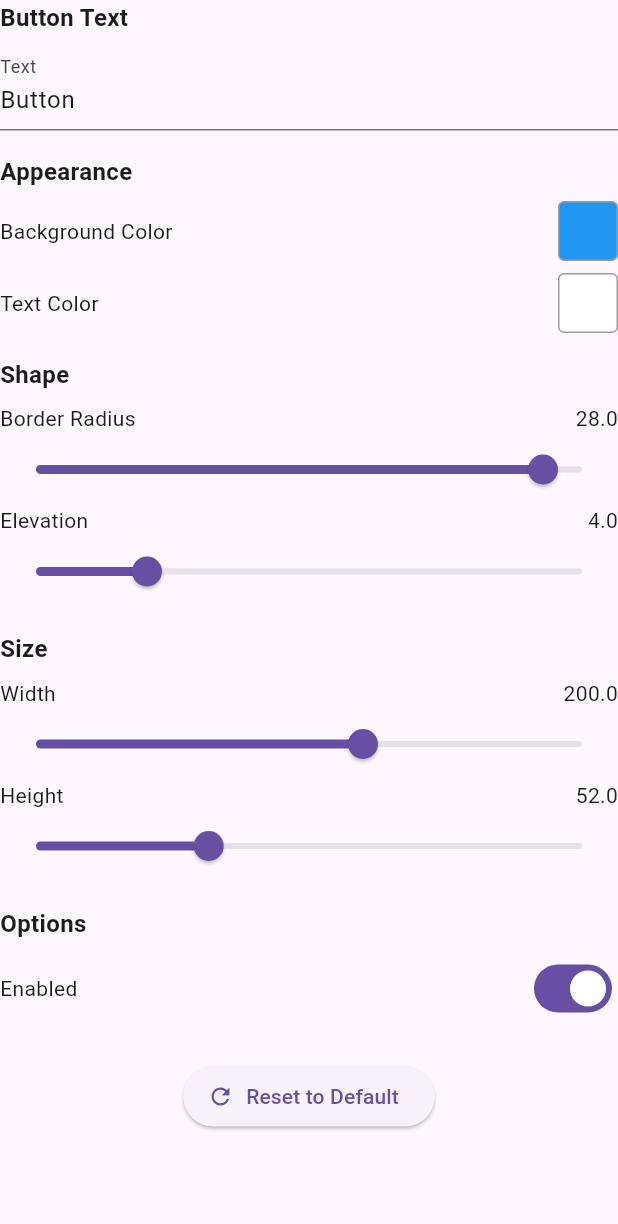
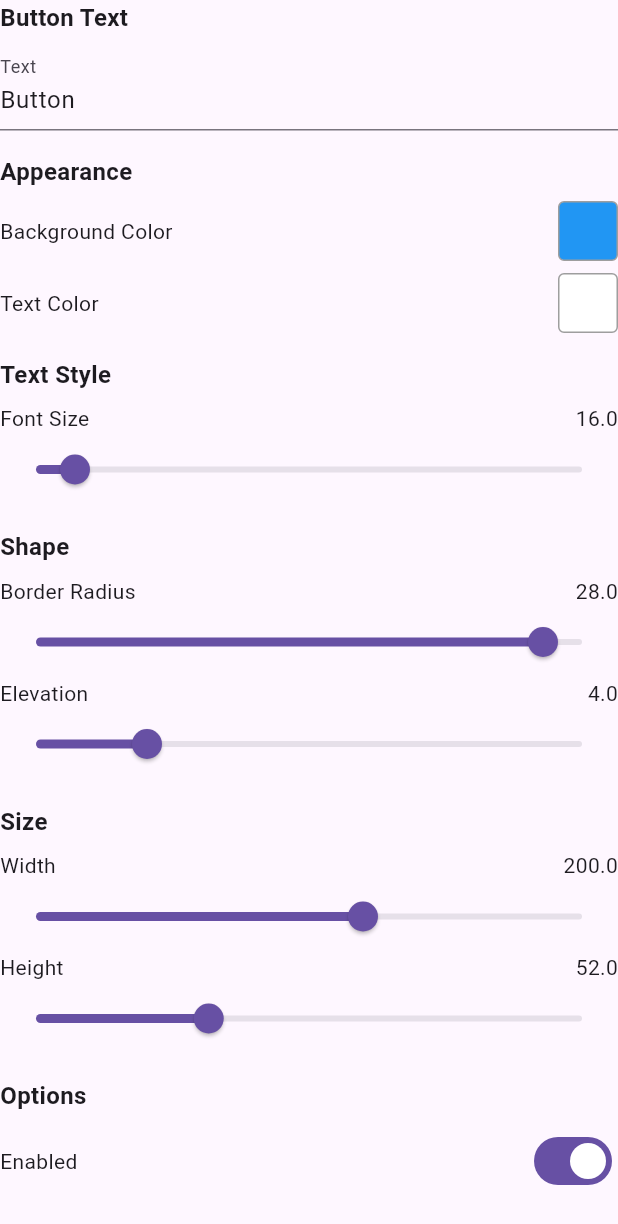
Before and after one commit to mohammadaminiaf/flutter_codes, a Flutter app: the ButtonCustomizationPanelRiverpod widget shown alone on an empty page, opened directly with sample values from the repository, on a phone screen of 412 x 824 dp. Shown: the top 1224 px of the screen. Run offline on Flutter 3.47's test engine with Material 3 defaults, Android fonts, the phone set to English and light mode, and no system bars; our stand-ins replace flutter_highlight, flutter_hooks, flutter_riverpod, google_fonts.

Commit message:
Added font size property to button customization

```diff
--- a/lib/models/component_model.dart
+++ b/lib/models/component_model.dart
@@ -72,6 +72,10 @@ final List<ComponentModel> components = [
         elevation: model?.elevation ?? 4.0,
         width: model?.width ?? 200.0,
         height: model?.height ?? 52.0,
+        textStyle: TextStyle(
+          fontSize: model?.fontSize ?? 16.0,
+          fontWeight: FontWeight.w600,
+        ),
         onPressed: model?.enabled == false ? null : () {},
       );
     },
--- a/lib/models/customization_models/button_customization_model.dart
+++ b/lib/models/customization_models/button_customization_model.dart
@@ -7,6 +7,7 @@ class ButtonCustomizationModel extends CustomizationModel {
   String text;
   Color backgroundColor;
   Color textColor;
+  final double fontSize;
   double borderRadius;
   bool isLoading;
   bool isOutlined;
@@ -19,6 +20,7 @@ class ButtonCustomizationModel extends CustomizationModel {
     this.text = 'Button',
     this.backgroundColor = Colors.blue,
     this.textColor = Colors.white,
+    this.fontSize = 16.0,
     this.borderRadius = 28.0,
     this.isLoading = false,
     this.isOutlined = false,
@@ -34,6 +36,7 @@ class ButtonCustomizationModel extends CustomizationModel {
       'text': text,
       'backgroundColor': backgroundColor.r,
       'textColor': textColor.r,
+      'fontSize': fontSize,
       'borderRadius': borderRadius,
       'isLoading': isLoading,
       'isOutlined': isOutlined,
@@ -50,6 +53,7 @@ class ButtonCustomizationModel extends CustomizationModel {
       text: map['text'] ?? 'Button',
       backgroundColor: Color(map['backgroundColor'] ?? Colors.blue.r),
       textColor: Color(map['textColor'] ?? Colors.white.r),
+      fontSize: map['fontSize'] ?? 16.0,
       borderRadius: map['borderRadius'] ?? 28.0,
       isLoading: map['isLoading'] ?? false,
       isOutlined: map['isOutlined'] ?? false,
@@ -64,6 +68,7 @@ class ButtonCustomizationModel extends CustomizationModel {
     String? text,
     Color? backgroundColor,
     Color? textColor,
+    double? fontSize,
     double? borderRadius,
     bool? isLoading,
     bool? isOutlined,
@@ -76,6 +81,7 @@ class ButtonCustomizationModel extends CustomizationModel {
       text: text ?? this.text,
       backgroundColor: backgroundColor ?? this.backgroundColor,
       textColor: textColor ?? this.textColor,
+      fontSize: fontSize ?? this.fontSize,
       borderRadius: borderRadius ?? this.borderRadius,
       isLoading: isLoading ?? this.isLoading,
       isOutlined: isOutlined ?? this.isOutlined,
--- /dev/null
+++ b/lib/providers/customization_provider/customization_state.dart
@@ -0,0 +1,34 @@
+part of 'customization_provider.dart';
+
+/// State class to hold all component customizations
+class CustomizationState {
+  final Map<String, CustomizationModel?> customizations;
+
+  CustomizationState({required this.customizations});
+
+  /// Create an empty state
+  CustomizationState.empty() : customizations = {};
+
+  /// Create a copy of the state with updated customization for a specific component
+  CustomizationState copyWith({
+    String? componentId,
+    CustomizationModel? customization,
+  }) {
+    if (componentId == null) {
+      return this;
+    }
+
+    final newCustomizations = Map<String, CustomizationModel?>.from(customizations);
+    newCustomizations[componentId] = customization;
+
+    return CustomizationState(customizations: newCustomizations);
+  }
+
+  /// Reset a specific component's customization
+  CustomizationState resetComponent(String componentId, CustomizationModel? defaultCustomization) {
+    final newCustomizations = Map<String, CustomizationModel?>.from(customizations);
+    newCustomizations[componentId] = defaultCustomization;
+
+    return CustomizationState(customizations: newCustomizations);
+  }
+}
--- a/lib/widgets/component_preview_riverpod.dart
+++ b/lib/widgets/component_preview_riverpod.dart
@@ -2,7 +2,7 @@ import 'package:flutter/material.dart';
 import 'package:flutter_riverpod/flutter_riverpod.dart';
 
 import '../models/component_model.dart';
-import '../providers/customization_provider.dart';
+import '../providers/customization_provider/customization_provider.dart';
 
 class ComponentPreviewRiverpod extends ConsumerWidget {
   final ComponentModel component;
--- a/lib/widgets/customization/button_customization_panel_riverpod.dart
+++ b/lib/widgets/customization/button_customization_panel_riverpod.dart
@@ -1,9 +1,10 @@
 import 'package:flutter/material.dart';
 import 'package:flutter_riverpod/flutter_riverpod.dart';
+import 'package:flutter_hooks/flutter_hooks.dart';
 
 import '/models/component_model.dart';
 import '/models/customization_models/button_customization_model.dart';
-import '/providers/customization_provider.dart';
+import '../../providers/customization_provider/customization_provider.dart';
 import 'common/section_title.dart';
 import 'common/color_picker_field.dart';
 import 'common/custom_slider.dart';
@@ -11,18 +12,22 @@ import 'common/custom_switch.dart';
 import 'common/reset_button.dart';
 
 /// Panel for customizing button components using Riverpod
-class ButtonCustomizationPanelRiverpod extends ConsumerWidget {
+class ButtonCustomizationPanelRiverpod extends HookWidget {
   final ComponentModel component;
   final ButtonCustomizationModel model;
 
   const ButtonCustomizationPanelRiverpod({
     super.key,
     required this.component,
-    required this.model
+    required this.model,
   });
 
   @override
-  Widget build(BuildContext context, WidgetRef ref) {
+  Widget build(BuildContext context) {
+    final textController = useTextEditingController(text: model.text);
+
+    return Consumer(
+      builder: (context, ref, child) {
         final notifier = ref.read(customizationProvider.notifier);
 
         return SingleChildScrollView(
@@ -30,12 +35,15 @@ class ButtonCustomizationPanelRiverpod extends ConsumerWidget {
             crossAxisAlignment: CrossAxisAlignment.start,
             children: [
               const SectionTitle(title: 'Button Text'),
-          TextField(
+              TextFormField(
                 decoration: const InputDecoration(labelText: 'Text'),
-            controller: TextEditingController(text: model.text),
+                controller: textController,
                 onChanged: (value) {
                   final updatedModel = model.copyWith(text: value);
-              notifier.updateComponentCustomization(component.id, updatedModel);
+                  notifier.updateComponentCustomization(
+                    component.id,
+                    updatedModel,
+                  );
                 },
               ),
               const SizedBox(height: 16),
@@ -46,7 +54,10 @@ class ButtonCustomizationPanelRiverpod extends ConsumerWidget {
                 color: model.backgroundColor,
                 onColorChanged: (color) {
                   final updatedModel = model.copyWith(backgroundColor: color);
-              notifier.updateComponentCustomization(component.id, updatedModel);
+                  notifier.updateComponentCustomization(
+                    component.id,
+                    updatedModel,
+                  );
                 },
               ),
               const SizedBox(height: 8),
@@ -55,9 +66,29 @@ class ButtonCustomizationPanelRiverpod extends ConsumerWidget {
                 color: model.textColor,
                 onColorChanged: (color) {
                   final updatedModel = model.copyWith(textColor: color);
-              notifier.updateComponentCustomization(component.id, updatedModel);
+                  notifier.updateComponentCustomization(
+                    component.id,
+                    updatedModel,
+                  );
                 },
               ),
+              const SizedBox(height: 16),
+
+              const SectionTitle(title: 'Text Style'),
+              CustomSlider(
+                label: 'Font Size',
+                value: model.fontSize,
+                min: 10,
+                max: 100,
+                onChanged: (value) {
+                  final updatedModel = model.copyWith(fontSize: value);
+                  notifier.updateComponentCustomization(
+                    component.id,
+                    updatedModel,
+                  );
+                },
+              ),
+
               const SizedBox(height: 16),
 
               const SectionTitle(title: 'Shape'),
@@ -68,7 +99,10 @@ class ButtonCustomizationPanelRiverpod extends ConsumerWidget {
                 max: 30,
                 onChanged: (value) {
                   final updatedModel = model.copyWith(borderRadius: value);
-              notifier.updateComponentCustomization(component.id, updatedModel);
+                  notifier.updateComponentCustomization(
+                    component.id,
+                    updatedModel,
+                  );
                 },
               ),
               CustomSlider(
@@ -78,7 +112,10 @@ class ButtonCustomizationPanelRiverpod extends ConsumerWidget {
                 max: 20,
                 onChanged: (value) {
                   final updatedModel = model.copyWith(elevation: value);
-              notifier.updateComponentCustomization(component.id, updatedModel);
+                  notifier.updateComponentCustomization(
+                    component.id,
+                    updatedModel,
+                  );
                 },
               ),
               const SizedBox(height: 16),
@@ -91,7 +128,10 @@ class ButtonCustomizationPanelRiverpod extends ConsumerWidget {
                 max: 300,
                 onChanged: (value) {
                   final updatedModel = model.copyWith(width: value);
-              notifier.updateComponentCustomization(component.id, updatedModel);
+                  notifier.updateComponentCustomization(
+                    component.id,
+                    updatedModel,
+                  );
                 },
               ),
               CustomSlider(
@@ -101,7 +141,10 @@ class ButtonCustomizationPanelRiverpod extends ConsumerWidget {
                 max: 100,
                 onChanged: (value) {
                   final updatedModel = model.copyWith(height: value);
-              notifier.updateComponentCustomization(component.id, updatedModel);
+                  notifier.updateComponentCustomization(
+                    component.id,
+                    updatedModel,
+                  );
                 },
               ),
               const SizedBox(height: 16),
@@ -112,19 +155,19 @@ class ButtonCustomizationPanelRiverpod extends ConsumerWidget {
                 value: model.enabled,
                 onChanged: (value) {
                   final updatedModel = model.copyWith(enabled: value);
-              notifier.updateComponentCustomization(component.id, updatedModel);
+                  notifier.updateComponentCustomization(
+                    component.id,
+                    updatedModel,
+                  );
                 },
               ),
               const SizedBox(height: 24),
 
-          ResetButton(
-            componentId: component.id,
-            // : () {
-            //   notifier.resetComponentCustomization(component.id);
-            // },
-          ),
+              ResetButton(componentId: component.id),
             ],
           ),
         );
+      },
+    );
   }
 }
--- a/lib/widgets/customization/circular_image_customization_panel_riverpod.dart
+++ b/lib/widgets/customization/circular_image_customization_panel_riverpod.dart
@@ -3,7 +3,7 @@ import 'package:flutter_riverpod/flutter_riverpod.dart';
 
 import '/models/component_model.dart';
 import '/models/customization_models/circular_image_customization_model.dart';
-import '/providers/customization_provider.dart';
+import '../../providers/customization_provider/customization_provider.dart';
 import 'common/section_title.dart';
 import 'common/color_picker_field.dart';
 import 'common/custom_slider.dart';
--- a/lib/widgets/customization/common/reset_button.dart
+++ b/lib/widgets/customization/common/reset_button.dart
@@ -1,6 +1,6 @@
 import 'package:flutter/material.dart';
 import 'package:flutter_riverpod/flutter_riverpod.dart';
-import '../../../providers/customization_provider.dart';
+import '../../../providers/customization_provider/customization_provider.dart';
 
 /// A reusable reset button widget for customization panels
 class ResetButton extends ConsumerWidget {
--- a/lib/widgets/customization/otp_textfield_customization_panel_riverpod.dart
+++ b/lib/widgets/customization/otp_textfield_customization_panel_riverpod.dart
@@ -3,7 +3,7 @@ import 'package:flutter_riverpod/flutter_riverpod.dart';
 
 import '/models/component_model.dart';
 import '/models/customization_models/otp_customization_model.dart';
-import '/providers/customization_provider.dart';
+import '../../providers/customization_provider/customization_provider.dart';
 import 'common/section_title.dart';
 import 'common/color_picker_field.dart';
 import 'common/custom_slider.dart';
--- a/lib/widgets/customization/riverpod_customization_panel.dart
+++ b/lib/widgets/customization/riverpod_customization_panel.dart
@@ -7,7 +7,7 @@ import '/models/customization_models/circular_image_customization_model.dart';
 import '/models/customization_models/customization_model.dart';
 import '/models/customization_models/otp_customization_model.dart';
 import '/models/customization_models/textfield_customization_model.dart';
-import '/providers/customization_provider.dart';
+import '../../providers/customization_provider/customization_provider.dart';
 import 'button_customization_panel_riverpod.dart';
 import 'textfield_customization_panel_riverpod.dart';
 import 'otp_textfield_customization_panel_riverpod.dart';
--- a/lib/widgets/customization/textfield_customization_panel_riverpod.dart
+++ b/lib/widgets/customization/textfield_customization_panel_riverpod.dart
@@ -3,7 +3,7 @@ import 'package:flutter_riverpod/flutter_riverpod.dart';
 
 import '/models/component_model.dart';
 import '/models/customization_models/textfield_customization_model.dart';
-import '/providers/customization_provider.dart';
+import '../../providers/customization_provider/customization_provider.dart';
 import 'common/section_title.dart';
 import 'common/color_picker_field.dart';
 import 'common/custom_slider.dart';
--- a/pubspec.yaml
+++ b/pubspec.yaml
@@ -12,7 +12,7 @@ dependencies:
   flutter_highlight: ^0.7.0
   flutter_syntax_view: ^4.0.0
   google_fonts: ^6.1.0
-  flutter_hooks: ^0.20.3
+  flutter_hooks: ^0.21.2
   iconsax: ^0.0.8
   flutter_riverpod: ^2.6.1
 
```
Also changed, not shown: lib/providers/customization_provider.dart (deleted, +0 -96 lines), lib/providers/customization_provider/customization_provider.dart (added, +75 -0 lines), lib/models/customization_models/customization_model.dart (line endings or trailing spaces), pubspec.lock. Lines whose indentation alone changed are shown as unchanged.
